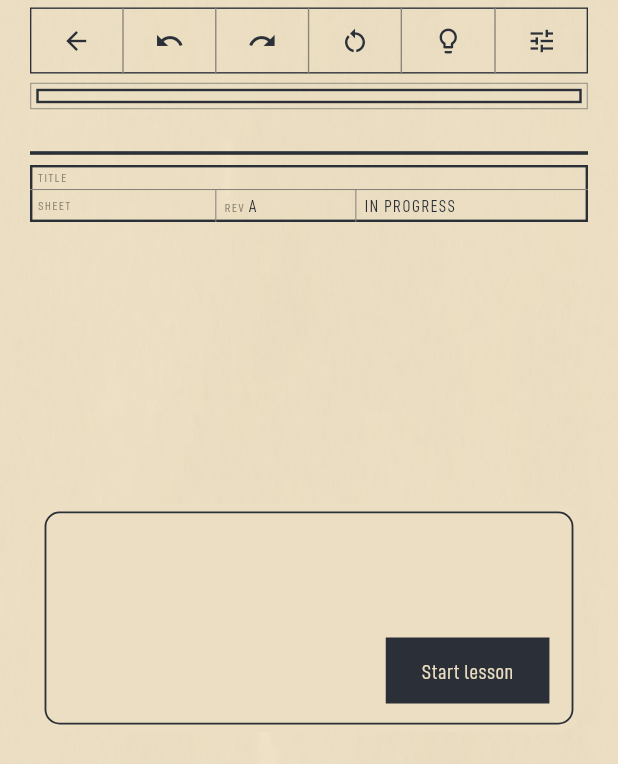
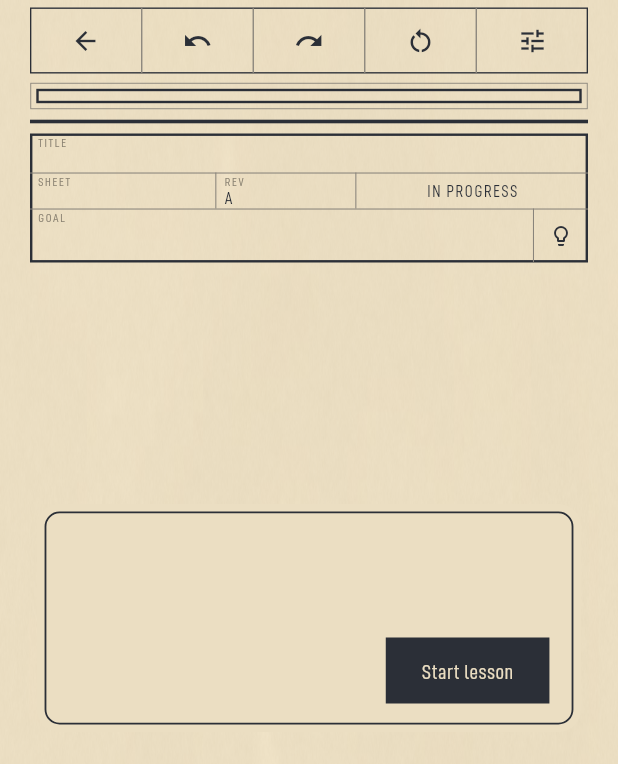
Before and after one commit to dominiqueferraz/dark-port, a Flutter app: the PuzzleConsole screen opened directly with empty values, on a phone screen of 412 x 824 dp. Shown: the top 764 px of the screen. Run offline on Flutter 3.47's test engine with Material 3 defaults, Android fonts, the phone set to English and light mode, and no system bars; our stand-ins replace just_audio; missing offline and left inert: audio_session.

Commit message:
Put puzzle goals and hints in the drawing title block

```diff
--- a/lib/drafting_theme.dart
+++ b/lib/drafting_theme.dart
@@ -164,11 +164,15 @@ class DraftingTitleBlock extends StatelessWidget {
     required this.title,
     required this.sheet,
     required this.status,
+    this.goal,
+    this.goalAction,
   });
 
   final String title;
   final String sheet;
   final DraftingStatus status;
+  final String? goal;
+  final Widget? goalAction;
 
   Widget _cell(
     BuildContext context,
@@ -176,32 +180,43 @@ class DraftingTitleBlock extends StatelessWidget {
     String value, {
     double size = 11,
     double spacing = 1.1,
-  }) => Padding(
-    padding: const EdgeInsets.fromLTRB(5, 3, 5, 3),
+  }) => _field(
+    context,
+    label,
     // Narrow panels shrink the lettering rather than cutting it off.
-    child: FittedBox(
+    FittedBox(
       fit: BoxFit.scaleDown,
       alignment: Alignment.centerLeft,
-      child: Text.rich(
-        TextSpan(
-          children: [
-            if (label != null)
-              TextSpan(
-                text: '$label ',
-                style: draftingLettering(8, color: context.sheet.faint),
-              ),
-            TextSpan(
-              text: value,
+      child: Text(
+        value,
         style: draftingLettering(
           size,
           color: context.sheet.ink,
           spacing: spacing,
+        ).copyWith(height: 1),
+        maxLines: 1,
       ),
     ),
+  );
+
+  Widget _field(BuildContext context, String? label, Widget value) => Padding(
+    padding: const EdgeInsets.symmetric(horizontal: 5, vertical: 2),
+    child: Column(
+      mainAxisSize: MainAxisSize.min,
+      crossAxisAlignment: CrossAxisAlignment.start,
+      children: [
+        if (label != null) ...[
+          Text(
+            label,
+            style: draftingLettering(
+              8,
+              color: context.sheet.faint,
+            ).copyWith(height: 1),
+          ),
+          const SizedBox(height: 1),
         ],
-        ),
-        maxLines: 1,
-      ),
+        value,
+      ],
     ),
   );
 
@@ -209,31 +224,24 @@ class DraftingTitleBlock extends StatelessWidget {
   Widget build(BuildContext context) {
     final ink = context.sheet.ink;
     final approved = status == DraftingStatus.approved;
-    return Semantics(
+    return DecoratedBox(
+      decoration: BoxDecoration(border: Border.all(color: ink, width: 1.6)),
+      child: Column(
+        crossAxisAlignment: CrossAxisAlignment.stretch,
+        children: [
+          _cell(context, 'TITLE', title.toUpperCase(), size: 13, spacing: 1.5),
+          Semantics(
             container: true,
             liveRegion: status == DraftingStatus.failed,
             label: 'Sheet $sheet, ${status.label.toLowerCase()}',
             excludeSemantics: true,
             child: DecoratedBox(
-        decoration: BoxDecoration(border: Border.all(color: ink, width: 1.6)),
-        child: Column(
-          crossAxisAlignment: CrossAxisAlignment.stretch,
-          children: [
-            _cell(
-              context,
-              'TITLE',
-              title.toUpperCase(),
-              size: 13,
-              spacing: 1.5,
-            ),
-            DecoratedBox(
               decoration: BoxDecoration(
                 border: Border(
                   top: BorderSide(color: context.sheet.fineRule, width: .7),
                 ),
               ),
-              child: SizedBox(
-                height: 22,
+              child: IntrinsicHeight(
                 child: Row(
                   crossAxisAlignment: CrossAxisAlignment.stretch,
                   children: [
@@ -247,11 +255,14 @@ class DraftingTitleBlock extends StatelessWidget {
                     Expanded(
                       flex: 5,
                       child: status == DraftingStatus.inProgress
-                          ? _cell(context, null, status.label)
+                          ? Center(child: _cell(context, null, status.label))
                           : Padding(
                               padding: const EdgeInsets.symmetric(
                                 horizontal: 4,
                               ),
+                              child: Center(
+                                child: SizedBox(
+                                  height: 22,
                                   child: FittedBox(
                                     fit: BoxFit.scaleDown,
                                     child: _StatusStamp(
@@ -264,15 +275,50 @@ class DraftingTitleBlock extends StatelessWidget {
                                   ),
                                 ),
                               ),
-                  ],
-                ),
                             ),
                     ),
                   ],
                 ),
               ),
+            ),
+          ),
+          if (goal case final goal?) _goalRow(context, goal),
+        ],
+      ),
     );
   }
+
+  Widget _goalRow(BuildContext context, String goal) => DecoratedBox(
+    key: const ValueKey('puzzle-objective'),
+    decoration: BoxDecoration(
+      border: Border(top: BorderSide(color: context.sheet.fineRule, width: .7)),
+    ),
+    child: IntrinsicHeight(
+      child: Row(
+        crossAxisAlignment: CrossAxisAlignment.stretch,
+        children: [
+          Expanded(
+            child: _field(
+              context,
+              'GOAL',
+              Text(
+                goal,
+                style: draftingLettering(
+                  12,
+                  color: context.sheet.ink,
+                  spacing: .3,
+                ),
+              ),
+            ),
+          ),
+          if (goalAction case final action?) ...[
+            const DraftingCellDivider(width: .7),
+            Align(alignment: Alignment.topCenter, child: action),
+          ],
+        ],
+      ),
+    ),
+  );
 }
 
 class _StatusStamp extends StatelessWidget {
--- a/lib/puzzle_console.dart
+++ b/lib/puzzle_console.dart
@@ -101,7 +101,7 @@ class PuzzleConsole extends StatelessWidget {
   static const _awardCell = _awardSize + 2 * _awardInset;
   static const _blueprintFlex = 7;
   static const _infoFlex = 3;
-  // Seven toolbar buttons have room for their icons and the ruled dividers.
+  // Leave room for the settings toolbar and its ruled dividers.
   static const _minSettingsToolbarWidth = 232.0;
 
   @override
@@ -159,13 +159,13 @@ class PuzzleConsole extends StatelessWidget {
               ),
             ),
             const SizedBox(height: 8),
-            ?_objective(),
+            if (brief.sheet == null) ?_objective(),
             _ReadingsFrame(child: readings),
             ...feedback,
             if (brief.sheet != null)
               Padding(
                 padding: const EdgeInsets.only(top: 8),
-                child: _titleBlock(),
+                child: _titleBlock(context),
               ),
             if (failureMessage case final message?) ...[
               const SizedBox(height: 6),
@@ -283,11 +283,18 @@ class PuzzleConsole extends StatelessWidget {
         _toolbar(context),
         ?inventory,
         const SizedBox(height: 6),
-        if (brief.sheet != null) ...[_titleBlock(), const SizedBox(height: 6)],
+        if (brief.sheet != null) ...[
+          _titleBlock(context),
+          if (failureMessage != null ||
+              feedback.isNotEmpty ||
+              (solved && navigation.advance != null))
+            const SizedBox(height: 6),
+        ],
         if (failureMessage case final message?) ...[
           _FailureNotice(message),
           const SizedBox(height: 6),
         ],
+        if (brief.sheet == null)
           if (_objective() case final objective?)
             ConstrainedBox(
               constraints: const BoxConstraints(maxHeight: 72),
@@ -344,8 +351,12 @@ class PuzzleConsole extends StatelessWidget {
     );
   }
 
+  String? get _objectiveText => brief.objective ?? brief.goal;
+
+  bool get _hintBesideGoal => brief.sheet != null && _objectiveText != null;
+
   Widget? _objective() {
-    final objective = brief.objective ?? brief.goal;
+    final objective = _objectiveText;
     if (objective == null) return null;
     return Padding(
       key: const ValueKey('puzzle-objective'),
@@ -354,13 +365,20 @@ class PuzzleConsole extends StatelessWidget {
     );
   }
 
-  Widget _titleBlock() => Semantics(
+  Widget _titleBlock(BuildContext context) => Semantics(
     key: solved ? const ValueKey('lesson-complete') : null,
     liveRegion: solved,
     label: solved ? 'Complete' : null,
     child: DraftingTitleBlock(
       title: brief.title,
       sheet: brief.sheet!,
+      goal: _objectiveText,
+      goalAction: _hintBesideGoal
+          ? SizedBox.square(
+              dimension: 36,
+              child: _hintButton(context, iconSize: 16),
+            )
+          : null,
       status: switch ((solved, failureMessage != null)) {
         (_, true) => DraftingStatus.failed,
         (true, false) => DraftingStatus.approved,
@@ -501,16 +519,10 @@ class PuzzleConsole extends StatelessWidget {
           ),
           const DraftingCellDivider(),
           Expanded(flex: 3, child: tools),
+          if (!_hintBesideGoal) ...[
             const DraftingCellDivider(),
-          Expanded(
-            child: consoleButton(
-              tooltip: 'Hint',
-              onPressed: brief.hasHint && canLeave
-                  ? () => _showHint(context)
-                  : null,
-              icon: const Icon(Icons.lightbulb_outline),
-            ),
-          ),
+            Expanded(child: _hintButton(context)),
+          ],
           if (onHelp case final help?) ...[
             const DraftingCellDivider(),
             Expanded(
@@ -556,6 +568,12 @@ class PuzzleConsole extends StatelessWidget {
       ),
     );
   }
+
+  Widget _hintButton(BuildContext context, {double? iconSize}) => consoleButton(
+    tooltip: 'Hint',
+    onPressed: brief.hasHint && canLeave ? () => _showHint(context) : null,
+    icon: Icon(Icons.lightbulb_outline, size: iconSize),
+  );
 
   void _showHint(BuildContext context) {
     final sheet = context.sheet;
```
Also changed, not shown: 2 other files. Lines whose indentation alone changed are shown as unchanged.
